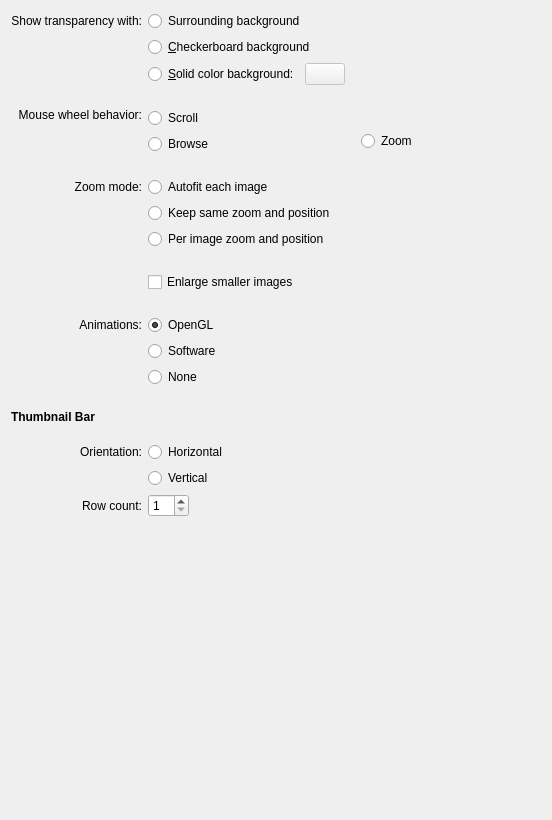
Above: app/imageviewconfigpage.ui from suranc/gwenview before the change. Below: the same form after it.
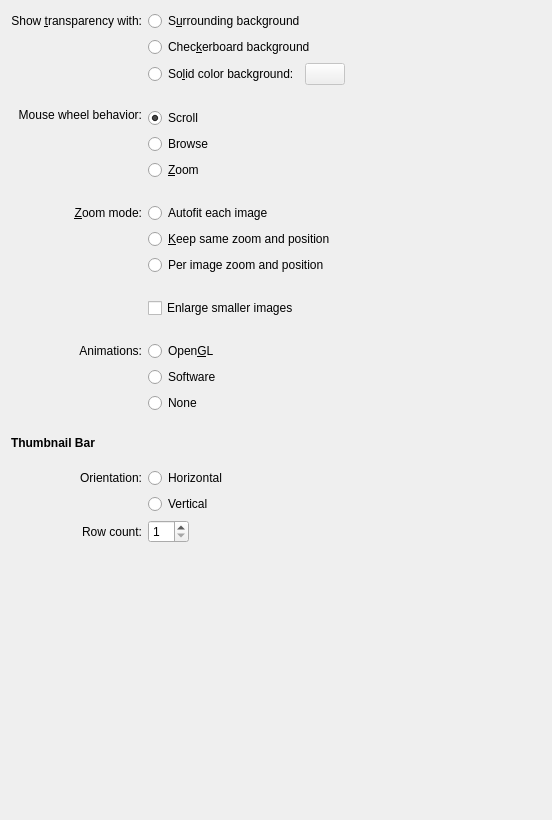
That is the form after the change. Custom widgets are drawn as their Qt base class.

Commit message: Moved zoom button

Patch:
```diff
--- a/app/imageviewconfigpage.ui
+++ b/app/imageviewconfigpage.ui
@@ -14,7 +14,7 @@
    <item row="0" column="0">
     <widget class="QLabel" name="label_1">
      <property name="text">
-      <string>Show transparency with:</string>
+      <string>Show &amp;transparency with:</string>
      </property>
      <property name="alignment">
       <set>Qt::AlignRight|Qt::AlignTrailing|Qt::AlignVCenter</set>
@@ -24,18 +24,52 @@
      </property>
     </widget>
    </item>
-   <item row="0" column="1" colspan="3">
-    <layout class="QHBoxLayout" name="horizontalLayout_0">
-     <property name="spacing">
-      <number>6</number>
+   <item row="23" column="1">
+    <layout class="QHBoxLayout" name="horizontalLayout_13">
+     <item>
+      <widget class="QRadioButton" name="verticalRadioButton">
+       <property name="text">
+        <string>Vertical</string>
+       </property>
+      </widget>
+     </item>
+     <item>
+      <spacer name="horizontalSpacer_13">
+       <property name="orientation">
+        <enum>Qt::Horizontal</enum>
+       </property>
+       <property name="sizeHint" stdset="0">
+        <size>
+         <width>40</width>
+         <height>20</height>
+        </size>
+       </property>
+      </spacer>
+     </item>
+    </layout>
+   </item>
+   <item row="3" column="1" colspan="3">
+    <spacer name="verticalSpacer_1">
+     <property name="orientation">
+      <enum>Qt::Vertical</enum>
      </property>
-     <property name="margin">
-      <number>0</number>
+     <property name="sizeType">
+      <enum>QSizePolicy::Fixed</enum>
      </property>
+     <property name="sizeHint" stdset="0">
+      <size>
+       <width>207</width>
+       <height>17</height>
+      </size>
+     </property>
+    </spacer>
+   </item>
+   <item row="16" column="1">
+    <layout class="QHBoxLayout" name="horizontalLayout_9">
      <item>
-      <widget class="QRadioButton" name="surroundingRadioButton">
+      <widget class="QRadioButton" name="glAnimationRadioButton">
        <property name="text">
-        <string>Surrounding background</string>
+        <string>Open&amp;GL</string>
        </property>
        <property name="checked">
         <bool>true</bool>
@@ -43,7 +77,31 @@
       </widget>
      </item>
      <item>
-      <spacer name="horizontalSpacer_0">
+      <spacer name="horizontalSpacer_9">
+       <property name="orientation">
+        <enum>Qt::Horizontal</enum>
+       </property>
+       <property name="sizeHint" stdset="0">
+        <size>
+         <width>40</width>
+         <height>20</height>
+        </size>
+       </property>
+      </spacer>
+     </item>
+    </layout>
+   </item>
+   <item row="11" column="1" colspan="3">
+    <layout class="QHBoxLayout" name="horizontalLayout_6">
+     <item>
+      <widget class="QRadioButton" name="keepSameZoomModeRadioButton">
+       <property name="text">
+        <string>&amp;Keep same zoom and position</string>
+       </property>
+      </widget>
+     </item>
+     <item>
+      <spacer name="horizontalSpacer_6">
        <property name="orientation">
         <enum>Qt::Horizontal</enum>
        </property>
@@ -62,13 +120,22 @@
      <property name="spacing">
       <number>6</number>
      </property>
-     <property name="margin">
+     <property name="leftMargin">
+      <number>0</number>
+     </property>
+     <property name="topMargin">
+      <number>0</number>
+     </property>
+     <property name="rightMargin">
+      <number>0</number>
+     </property>
+     <property name="bottomMargin">
       <number>0</number>
      </property>
      <item>
       <widget class="QRadioButton" name="checkBoardRadioButton">
        <property name="text">
-        <string>&amp;Checkerboard background</string>
+        <string>Chec&amp;kerboard background</string>
        </property>
        <property name="checked">
         <bool>false</bool>
@@ -90,48 +157,21 @@
      </item>
     </layout>
    </item>
-   <item row="2" column="1" colspan="3">
-    <layout class="QHBoxLayout" name="horizontalLayout_2">
-     <property name="spacing">
-      <number>6</number>
+   <item row="22" column="0">
+    <widget class="QLabel" name="label_6">
+     <property name="text">
+      <string>Orientation:</string>
      </property>
-     <property name="margin">
-      <number>0</number>
+     <property name="alignment">
+      <set>Qt::AlignRight|Qt::AlignTrailing|Qt::AlignVCenter</set>
      </property>
-     <item>
-      <widget class="QRadioButton" name="solidColorRadioButton">
-       <property name="text">
-        <string>&amp;Solid color background:</string>
-       </property>
-      </widget>
-     </item>
-     <item>
-      <widget class="KColorButton" name="kcfg_AlphaBackgroundColor">
-       <property name="enabled">
-        <bool>false</bool>
-       </property>
-       <property name="text">
-        <string/>
-       </property>
-      </widget>
-     </item>
-     <item>
-      <spacer name="horizontalSpacer_2">
-       <property name="orientation">
-        <enum>Qt::Horizontal</enum>
-       </property>
-       <property name="sizeHint" stdset="0">
-        <size>
-         <width>20</width>
-         <height>20</height>
-        </size>
-       </property>
-      </spacer>
-     </item>
-    </layout>
+     <property name="buddy">
+      <cstring>horizontalRadioButton</cstring>
+     </property>
+    </widget>
    </item>
-   <item row="3" column="1" colspan="3">
-    <spacer name="verticalSpacer_1">
+   <item row="15" column="1" colspan="3">
+    <spacer name="verticalSpacer_4">
      <property name="orientation">
       <enum>Qt::Vertical</enum>
      </property>
@@ -140,12 +180,36 @@
      </property>
      <property name="sizeHint" stdset="0">
       <size>
-       <width>207</width>
+       <width>204</width>
        <height>17</height>
       </size>
      </property>
     </spacer>
    </item>
+   <item row="22" column="1">
+    <layout class="QHBoxLayout" name="horizontalLayout_12">
+     <item>
+      <widget class="QRadioButton" name="horizontalRadioButton">
+       <property name="text">
+        <string>Horizontal</string>
+       </property>
+      </widget>
+     </item>
+     <item>
+      <spacer name="horizontalSpacer_12">
+       <property name="orientation">
+        <enum>Qt::Horizontal</enum>
+       </property>
+       <property name="sizeHint" stdset="0">
+        <size>
+         <width>40</width>
+         <height>20</height>
+        </size>
+       </property>
+      </spacer>
+     </item>
+    </layout>
+   </item>
    <item row="4" column="0">
     <widget class="QLabel" name="label_2">
      <property name="text">
@@ -159,44 +223,33 @@
      </property>
     </widget>
    </item>
-   <item row="4" column="1" rowspan="2">
-    <layout class="QHBoxLayout" name="horizontalLayout_3">
-     <item>
-      <widget class="QRadioButton" name="mouseWheelScrollRadioButton">
-       <property name="text">
-        <string comment="@option:radio action on mouse wheel">Scroll</string>
-       </property>
-       <property name="checked">
-        <bool>true</bool>
-       </property>
-      </widget>
-     </item>
-     <item>
-      <spacer name="horizontalSpacer_3">
-       <property name="orientation">
-        <enum>Qt::Horizontal</enum>
-       </property>
-       <property name="sizeHint" stdset="0">
-        <size>
-         <width>40</width>
-         <height>20</height>
-        </size>
-       </property>
-      </spacer>
-     </item>
-    </layout>
+   <item row="13" column="1" colspan="3">
+    <spacer name="verticalSpacer_3">
+     <property name="orientation">
+      <enum>Qt::Vertical</enum>
+     </property>
+     <property name="sizeType">
+      <enum>QSizePolicy::Fixed</enum>
+     </property>
+     <property name="sizeHint" stdset="0">
+      <size>
+       <width>207</width>
+       <height>17</height>
+      </size>
+     </property>
+    </spacer>
    </item>
-   <item row="5" column="3" rowspan="2">
-    <layout class="QHBoxLayout" name="horizontalLayout_16">
+   <item row="12" column="1" colspan="3">
+    <layout class="QHBoxLayout" name="horizontalLayout_7">
      <item>
-      <widget class="QRadioButton" name="mouseWheelZoomRadioButton">
+      <widget class="QRadioButton" name="individualZoomModeRadioButton">
        <property name="text">
-        <string comment="@option:radio action on mouse wheel">Zoom</string>
+        <string>Per image zoom and position</string>
        </property>
       </widget>
      </item>
      <item>
-      <spacer name="horizontalSpacer_16">
+      <spacer name="horizontalSpacer_7">
        <property name="orientation">
         <enum>Qt::Horizontal</enum>
        </property>
@@ -234,231 +287,20 @@
      </item>
     </layout>
    </item>
-   <item row="7" column="1" colspan="3">
-    <spacer name="verticalSpacer_2">
-     <property name="orientation">
-      <enum>Qt::Vertical</enum>
-     </property>
-     <property name="sizeType">
-      <enum>QSizePolicy::Fixed</enum>
-     </property>
-     <property name="sizeHint" stdset="0">
-      <size>
-       <width>207</width>
-       <height>17</height>
-      </size>
-     </property>
-    </spacer>
-   </item>
-   <item row="8" column="0">
-    <widget class="QLabel" name="label_3">
+   <item row="24" column="0">
+    <widget class="QLabel" name="label_7">
      <property name="text">
-      <string>Zoom mode:</string>
+      <string>Row count:</string>
      </property>
      <property name="alignment">
       <set>Qt::AlignRight|Qt::AlignTrailing|Qt::AlignVCenter</set>
      </property>
      <property name="buddy">
-      <cstring>autofitZoomModeRadioButton</cstring>
+      <cstring>kcfg_ThumbnailBarRowCount</cstring>
      </property>
     </widget>
    </item>
-   <item row="8" column="1" colspan="3">
-    <layout class="QHBoxLayout" name="horizontalLayout_5">
-     <item>
-      <widget class="QRadioButton" name="autofitZoomModeRadioButton">
-       <property name="text">
-        <string>Autofit each image</string>
-       </property>
-       <property name="checked">
-        <bool>true</bool>
-       </property>
-      </widget>
-     </item>
-     <item>
-      <spacer name="horizontalSpacer_5">
-       <property name="orientation">
-        <enum>Qt::Horizontal</enum>
-       </property>
-       <property name="sizeHint" stdset="0">
-        <size>
-         <width>40</width>
-         <height>20</height>
-        </size>
-       </property>
-      </spacer>
-     </item>
-    </layout>
-   </item>
-   <item row="9" column="1" colspan="3">
-    <layout class="QHBoxLayout" name="horizontalLayout_6">
-     <item>
-      <widget class="QRadioButton" name="keepSameZoomModeRadioButton">
-       <property name="text">
-        <string>Keep same zoom and position</string>
-       </property>
-      </widget>
-     </item>
-     <item>
-      <spacer name="horizontalSpacer_6">
-       <property name="orientation">
-        <enum>Qt::Horizontal</enum>
-       </property>
-       <property name="sizeHint" stdset="0">
-        <size>
-         <width>40</width>
-         <height>20</height>
-        </size>
-       </property>
-      </spacer>
-     </item>
-    </layout>
-   </item>
-   <item row="10" column="1" colspan="3">
-    <layout class="QHBoxLayout" name="horizontalLayout_7">
-     <item>
-      <widget class="QRadioButton" name="individualZoomModeRadioButton">
-       <property name="text">
-        <string>Per image zoom and position</string>
-       </property>
-      </widget>
-     </item>
-     <item>
-      <spacer name="horizontalSpacer_7">
-       <property name="orientation">
-        <enum>Qt::Horizontal</enum>
-       </property>
-       <property name="sizeHint" stdset="0">
-        <size>
-         <width>40</width>
-         <height>20</height>
-        </size>
-       </property>
-      </spacer>
-     </item>
-    </layout>
-   </item>
-   <item row="11" column="1" colspan="3">
-    <spacer name="verticalSpacer_3">
-     <property name="orientation">
-      <enum>Qt::Vertical</enum>
-     </property>
-     <property name="sizeType">
-      <enum>QSizePolicy::Fixed</enum>
-     </property>
-     <property name="sizeHint" stdset="0">
-      <size>
-       <width>207</width>
-       <height>17</height>
-      </size>
-     </property>
-    </spacer>
-   </item>
-   <item row="12" column="1" colspan="3">
-    <layout class="QHBoxLayout" name="horizontalLayout_8">
-     <item>
-      <widget class="QCheckBox" name="kcfg_EnlargeSmallerImages">
-       <property name="text">
-        <string>Enlarge smaller images</string>
-       </property>
-      </widget>
-     </item>
-     <item>
-      <spacer name="horizontalSpacer_8">
-       <property name="orientation">
-        <enum>Qt::Horizontal</enum>
-       </property>
-       <property name="sizeHint" stdset="0">
-        <size>
-         <width>40</width>
-         <height>20</height>
-        </size>
-       </property>
-      </spacer>
-     </item>
-    </layout>
-   </item>
-   <item row="13" column="1" colspan="3">
-    <spacer name="verticalSpacer_4">
-     <property name="orientation">
-      <enum>Qt::Vertical</enum>
-     </property>
-     <property name="sizeType">
-      <enum>QSizePolicy::Fixed</enum>
-     </property>
-     <property name="sizeHint" stdset="0">
-      <size>
-       <width>204</width>
-       <height>17</height>
-      </size>
-     </property>
-    </spacer>
-   </item>
-   <item row="14" column="0">
-    <widget class="QLabel" name="label_4">
-     <property name="text">
-      <string>Animations:</string>
-     </property>
-     <property name="alignment">
-      <set>Qt::AlignRight|Qt::AlignTrailing|Qt::AlignVCenter</set>
-     </property>
-     <property name="buddy">
-      <cstring>glAnimationRadioButton</cstring>
-     </property>
-    </widget>
-   </item>
-   <item row="14" column="1">
-    <layout class="QHBoxLayout" name="horizontalLayout_9">
-     <item>
-      <widget class="QRadioButton" name="glAnimationRadioButton">
-       <property name="text">
-        <string>OpenGL</string>
-       </property>
-       <property name="checked">
-        <bool>true</bool>
-       </property>
-      </widget>
-     </item>
-     <item>
-      <spacer name="horizontalSpacer_9">
-       <property name="orientation">
-        <enum>Qt::Horizontal</enum>
-       </property>
-       <property name="sizeHint" stdset="0">
-        <size>
-         <width>40</width>
-         <height>20</height>
-        </size>
-       </property>
-      </spacer>
-     </item>
-    </layout>
-   </item>
-   <item row="15" column="1">
-    <layout class="QHBoxLayout" name="horizontalLayout_10">
-     <item>
-      <widget class="QRadioButton" name="softwareAnimationRadioButton">
-       <property name="text">
-        <string>Software</string>
-       </property>
-      </widget>
-     </item>
-     <item>
-      <spacer name="horizontalSpacer_10">
-       <property name="orientation">
-        <enum>Qt::Horizontal</enum>
-       </property>
-       <property name="sizeHint" stdset="0">
-        <size>
-         <width>40</width>
-         <height>20</height>
-        </size>
-       </property>
-      </spacer>
-     </item>
-    </layout>
-   </item>
-   <item row="16" column="1">
+   <item row="18" column="1">
     <layout class="QHBoxLayout" name="horizontalLayout_11">
      <item>
       <widget class="QRadioButton" name="noAnimationRadioButton">
@@ -482,30 +324,49 @@
      </item>
     </layout>
    </item>
-   <item row="17" column="1" colspan="3">
-    <spacer name="verticalSpacer_5">
+   <item row="25" column="2">
+    <spacer name="verticalSpacer_7">
      <property name="orientation">
       <enum>Qt::Vertical</enum>
      </property>
-     <property name="sizeType">
-      <enum>QSizePolicy::Fixed</enum>
-     </property>
      <property name="sizeHint" stdset="0">
       <size>
-       <width>204</width>
-       <height>17</height>
+       <width>20</width>
+       <height>60</height>
       </size>
      </property>
     </spacer>
    </item>
-   <item row="18" column="0">
-    <widget class="QLabel" name="label_5">
-     <property name="text">
-      <string>&lt;b&gt;Thumbnail Bar&lt;/b&gt;</string>
-     </property>
-    </widget>
-   </item>
    <item row="19" column="1" colspan="3">
+    <spacer name="verticalSpacer_5">
+     <property name="orientation">
+      <enum>Qt::Vertical</enum>
+     </property>
+     <property name="sizeType">
+      <enum>QSizePolicy::Fixed</enum>
+     </property>
+     <property name="sizeHint" stdset="0">
+      <size>
+       <width>204</width>
+       <height>17</height>
+      </size>
+     </property>
+    </spacer>
+   </item>
+   <item row="10" column="0">
+    <widget class="QLabel" name="label_3">
+     <property name="text">
+      <string>&amp;Zoom mode:</string>
+     </property>
+     <property name="alignment">
+      <set>Qt::AlignRight|Qt::AlignTrailing|Qt::AlignVCenter</set>
+     </property>
+     <property name="buddy">
+      <cstring>autofitZoomModeRadioButton</cstring>
+     </property>
+    </widget>
+   </item>
+   <item row="21" column="1" colspan="3">
     <spacer name="verticalSpacer_6">
      <property name="orientation">
       <enum>Qt::Vertical</enum>
@@ -521,81 +382,7 @@
      </property>
     </spacer>
    </item>
-   <item row="20" column="0">
-    <widget class="QLabel" name="label_6">
-     <property name="text">
-      <string>Orientation:</string>
-     </property>
-     <property name="alignment">
-      <set>Qt::AlignRight|Qt::AlignTrailing|Qt::AlignVCenter</set>
-     </property>
-     <property name="buddy">
-      <cstring>horizontalRadioButton</cstring>
-     </property>
-    </widget>
-   </item>
-   <item row="20" column="1">
-    <layout class="QHBoxLayout" name="horizontalLayout_12">
-     <item>
-      <widget class="QRadioButton" name="horizontalRadioButton">
-       <property name="text">
-        <string>Horizontal</string>
-       </property>
-      </widget>
-     </item>
-     <item>
-      <spacer name="horizontalSpacer_12">
-       <property name="orientation">
-        <enum>Qt::Horizontal</enum>
-       </property>
-       <property name="sizeHint" stdset="0">
-        <size>
-         <width>40</width>
-         <height>20</height>
-        </size>
-       </property>
-      </spacer>
-     </item>
-    </layout>
-   </item>
-   <item row="21" column="1">
-    <layout class="QHBoxLayout" name="horizontalLayout_13">
-     <item>
-      <widget class="QRadioButton" name="verticalRadioButton">
-       <property name="text">
-        <string>Vertical</string>
-       </property>
-      </widget>
-     </item>
-     <item>
-      <spacer name="horizontalSpacer_13">
-       <property name="orientation">
-        <enum>Qt::Horizontal</enum>
-       </property>
-       <property name="sizeHint" stdset="0">
-        <size>
-         <width>40</width>
-         <height>20</height>
-        </size>
-       </property>
-      </spacer>
-     </item>
-    </layout>
-   </item>
-   <item row="22" column="0">
-    <widget class="QLabel" name="label_7">
-     <property name="text">
-      <string>Row count:</string>
-     </property>
-     <property name="alignment">
-      <set>Qt::AlignRight|Qt::AlignTrailing|Qt::AlignVCenter</set>
-     </property>
-     <property name="buddy">
-      <cstring>kcfg_ThumbnailBarRowCount</cstring>
-     </property>
-    </widget>
-   </item>
-   <item row="22" column="1">
+   <item row="24" column="1">
     <layout class="QHBoxLayout" name="horizontalLayout_14">
      <item>
       <widget class="QSpinBox" name="kcfg_ThumbnailBarRowCount">
@@ -622,19 +409,259 @@
      </item>
     </layout>
    </item>
-   <item row="23" column="2">
-    <spacer name="verticalSpacer_7">
+   <item row="20" column="0">
+    <widget class="QLabel" name="label_5">
+     <property name="text">
+      <string>&lt;b&gt;Thumbnail Bar&lt;/b&gt;</string>
+     </property>
+    </widget>
+   </item>
+   <item row="16" column="0">
+    <widget class="QLabel" name="label_4">
+     <property name="text">
+      <string>Animations:</string>
+     </property>
+     <property name="alignment">
+      <set>Qt::AlignRight|Qt::AlignTrailing|Qt::AlignVCenter</set>
+     </property>
+     <property name="buddy">
+      <cstring>glAnimationRadioButton</cstring>
+     </property>
+    </widget>
+   </item>
+   <item row="10" column="1" colspan="3">
+    <layout class="QHBoxLayout" name="horizontalLayout_5">
+     <item>
+      <widget class="QRadioButton" name="autofitZoomModeRadioButton">
+       <property name="text">
+        <string>Autofit each image</string>
+       </property>
+       <property name="checked">
+        <bool>true</bool>
+       </property>
+      </widget>
+     </item>
+     <item>
+      <spacer name="horizontalSpacer_5">
+       <property name="orientation">
+        <enum>Qt::Horizontal</enum>
+       </property>
+       <property name="sizeHint" stdset="0">
+        <size>
+         <width>40</width>
+         <height>20</height>
+        </size>
+       </property>
+      </spacer>
+     </item>
+    </layout>
+   </item>
+   <item row="14" column="1" colspan="3">
+    <layout class="QHBoxLayout" name="horizontalLayout_8">
+     <item>
+      <widget class="QCheckBox" name="kcfg_EnlargeSmallerImages">
+       <property name="text">
+        <string>Enlarge smaller images</string>
+       </property>
+      </widget>
+     </item>
+     <item>
+      <spacer name="horizontalSpacer_8">
+       <property name="orientation">
+        <enum>Qt::Horizontal</enum>
+       </property>
+       <property name="sizeHint" stdset="0">
+        <size>
+         <width>40</width>
+         <height>20</height>
+        </size>
+       </property>
+      </spacer>
+     </item>
+    </layout>
+   </item>
+   <item row="17" column="1">
+    <layout class="QHBoxLayout" name="horizontalLayout_10">
+     <item>
+      <widget class="QRadioButton" name="softwareAnimationRadioButton">
+       <property name="text">
+        <string>Software</string>
+       </property>
+      </widget>
+     </item>
+     <item>
+      <spacer name="horizontalSpacer_10">
+       <property name="orientation">
+        <enum>Qt::Horizontal</enum>
+       </property>
+       <property name="sizeHint" stdset="0">
+        <size>
+         <width>40</width>
+         <height>20</height>
+        </size>
+       </property>
+      </spacer>
+     </item>
+    </layout>
+   </item>
+   <item row="0" column="1" colspan="3">
+    <layout class="QHBoxLayout" name="horizontalLayout_0">
+     <property name="spacing">
+      <number>6</number>
+     </property>
+     <property name="leftMargin">
+      <number>0</number>
+     </property>
+     <property name="topMargin">
+      <number>0</number>
+     </property>
+     <property name="rightMargin">
+      <number>0</number>
+     </property>
+     <property name="bottomMargin">
+      <number>0</number>
+     </property>
+     <item>
+      <widget class="QRadioButton" name="surroundingRadioButton">
+       <property name="text">
+        <string>S&amp;urrounding background</string>
+       </property>
+       <property name="checked">
+        <bool>true</bool>
+       </property>
+      </widget>
+     </item>
+     <item>
+      <spacer name="horizontalSpacer_0">
+       <property name="orientation">
+        <enum>Qt::Horizontal</enum>
+       </property>
+       <property name="sizeHint" stdset="0">
+        <size>
+         <width>40</width>
+         <height>20</height>
+        </size>
+       </property>
+      </spacer>
+     </item>
+    </layout>
+   </item>
+   <item row="4" column="1" rowspan="2">
+    <layout class="QHBoxLayout" name="horizontalLayout_3">
+     <item>
+      <widget class="QRadioButton" name="mouseWheelScrollRadioButton">
+       <property name="text">
+        <string comment="@option:radio action on mouse wheel">Scroll</string>
+       </property>
+       <property name="checked">
+        <bool>true</bool>
+       </property>
+      </widget>
+     </item>
+     <item>
+      <spacer name="horizontalSpacer_3">
+       <property name="orientation">
+        <enum>Qt::Horizontal</enum>
+       </property>
+       <property name="sizeHint" stdset="0">
+        <size>
+         <width>40</width>
+         <height>20</height>
+        </size>
+       </property>
+      </spacer>
+     </item>
+    </layout>
+   </item>
+   <item row="2" column="1" colspan="3">
+    <layout class="QHBoxLayout" name="horizontalLayout_2">
+     <property name="spacing">
+      <number>6</number>
+     </property>
+     <property name="leftMargin">
+      <number>0</number>
+     </property>
+     <property name="topMargin">
+      <number>0</number>
+     </property>
+     <property name="rightMargin">
+      <number>0</number>
+     </property>
+     <property name="bottomMargin">
+      <number>0</number>
+     </property>
+     <item>
+      <widget class="QRadioButton" name="solidColorRadioButton">
+       <property name="text">
+        <string>So&amp;lid color background:</string>
+       </property>
+      </widget>
+     </item>
+     <item>
+      <widget class="KColorButton" name="kcfg_AlphaBackgroundColor">
+       <property name="enabled">
+        <bool>false</bool>
+       </property>
+       <property name="text">
+        <string/>
+       </property>
+      </widget>
+     </item>
+     <item>
+      <spacer name="horizontalSpacer_2">
+       <property name="orientation">
+        <enum>Qt::Horizontal</enum>
+       </property>
+       <property name="sizeHint" stdset="0">
+        <size>
+         <width>20</width>
+         <height>20</height>
+        </size>
+       </property>
+      </spacer>
+     </item>
+    </layout>
+   </item>
+   <item row="8" column="1">
+    <spacer name="verticalSpacer_2">
      <property name="orientation">
       <enum>Qt::Vertical</enum>
      </property>
+     <property name="sizeType">
+      <enum>QSizePolicy::Fixed</enum>
+     </property>
      <property name="sizeHint" stdset="0">
       <size>
-       <width>20</width>
-       <height>60</height>
+       <width>207</width>
+       <height>17</height>
       </size>
      </property>
     </spacer>
    </item>
+   <item row="7" column="1">
+    <layout class="QHBoxLayout" name="horizontalLayout_16">
+     <item>
+      <widget class="QRadioButton" name="mouseWheelZoomRadioButton">
+       <property name="text">
+        <string comment="@option:radio action on mouse wheel">&amp;Zoom</string>
+       </property>
+      </widget>
+     </item>
+     <item>
+      <spacer name="horizontalSpacer_16">
+       <property name="orientation">
+        <enum>Qt::Horizontal</enum>
+       </property>
+       <property name="sizeHint" stdset="0">
+        <size>
+         <width>40</width>
+         <height>20</height>
+        </size>
+       </property>
+      </spacer>
+     </item>
+    </layout>
+   </item>
   </layout>
  </widget>
  <customwidgets>
```
